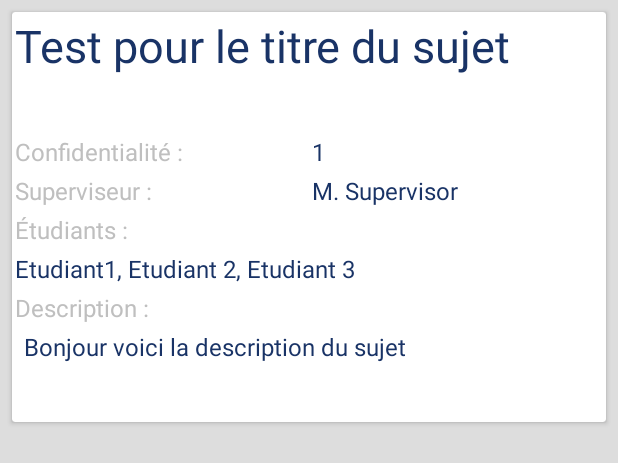
After one commit to Flo85/PFEAndroidApplication, an Android app: the layout activity_project_details.xml on its own in the app's theme, with its tools: preview values and no code run, on a phone screen of 412 x 824 dp. The commit adds this screen. Shown: the top 463 px of the screen. Run offline under Robolectric (Android 15) with nearby library versions, the phone set to English and light mode, and no system bars.

```diff
--- /dev/null
+++ b/app/src/main/res/layout/activity_project_details.xml
@@ -0,0 +1,126 @@
+<?xml version="1.0" encoding="utf-8"?>
+<RelativeLayout xmlns:android="http://schemas.android.com/apk/res/android"
+    xmlns:app="http://schemas.android.com/apk/res-auto"
+    xmlns:tools="http://schemas.android.com/tools"
+    android:layout_width="match_parent"
+    android:layout_height="match_parent"
+    android:background="@color/colorPrimaryLightGrey"
+    tools:context="fr.eseo.dis.nerriefl.pfeandroidapplication.ProjectDetails">
+    <ScrollView
+        android:layout_width="match_parent"
+        android:layout_height="match_parent">
+        <android.support.v7.widget.CardView
+            android:layout_width="match_parent"
+            android:layout_height="wrap_content"
+            android:layout_margin="8dp"
+            android:elevation="6dp">
+            <LinearLayout
+                android:layout_width="match_parent"
+                android:layout_height="match_parent"
+                android:elevation="4dp"
+                android:orientation="vertical">
+                <TextView
+                    android:id="@+id/project_details_title"
+                    android:layout_width="match_parent"
+                    android:layout_height="match_parent"
+                    android:textSize="30sp"
+                    android:padding="2dp"
+                    android:minLines="2"
+                    android:maxLines="4"
+                    android:textColor="@color/colorPrimaryDark"
+                    android:text="Test pour le titre du sujet"/>
+                    <LinearLayout
+                        android:layout_width="match_parent"
+                        android:layout_height="match_parent"
+                        android:orientation="horizontal">
+                        <TextView
+                            android:id="@+id/project_details_confidentiality_label"
+                            android:layout_width="match_parent"
+                            android:layout_height="match_parent"
+                            android:textSize="16sp"
+                            android:padding="2dp"
+                            android:layout_weight="1"
+                            android:textColor="@color/colorPrimaryGrey"
+                            android:text="Confidentialité :"/>
+                        <TextView
+                            android:id="@+id/project_details_confidentiality"
+                            android:layout_width="match_parent"
+                            android:layout_height="wrap_content"
+                            android:textSize="16sp"
+                            android:padding="2dp"
+                            android:layout_weight="1"
+                            android:textColor="@color/colorPrimaryDark"
+                            android:text="1"/>
+                    </LinearLayout>
+                <LinearLayout
+                    android:layout_width="match_parent"
+                    android:layout_height="match_parent"
+                    android:orientation="horizontal">
+                    <TextView
+                        android:id="@+id/project_details_supervisor_label"
+                        android:layout_width="match_parent"
+                        android:layout_height="match_parent"
+                        android:textSize="16sp"
+                        android:padding="2dp"
+                        android:layout_weight="1"
+                        android:textColor="@color/colorPrimaryGrey"
+                        android:text="Superviseur :"/>
+                    <TextView
+                        android:id="@+id/project_details_supervisor"
+                        android:layout_width="match_parent"
+                        android:layout_height="wrap_content"
+                        android:textSize="16sp"
+                        android:padding="2dp"
+                        android:layout_weight="1"
+                        android:textColor="@color/colorPrimaryDark"
+                        android:text="M. Supervisor"/>
+                </LinearLayout>
+                <LinearLayout
+                    android:layout_width="match_parent"
+                    android:layout_height="match_parent"
+                    android:orientation="vertical">
+                    <TextView
+                        android:id="@+id/project_details_students_label"
+                        android:layout_width="match_parent"
+                        android:layout_height="match_parent"
+                        android:textSize="16sp"
+                        android:padding="2dp"
+                        android:textColor="@color/colorPrimaryGrey"
+                        android:text="Étudiants :"/>
+                    <TextView
+                        android:id="@+id/project_details_students"
+                        android:layout_width="match_parent"
+                        android:layout_height="wrap_content"
+                        android:textSize="16sp"
+                        android:padding="2dp"
+                        android:maxLines="2"
+                        android:textColor="@color/colorPrimaryDark"
+                        android:text="Etudiant1, Etudiant 2, Etudiant 3"/>
+                </LinearLayout>
+                    <TextView
+                        android:id="@+id/project_details_description_label"
+                        android:layout_width="match_parent"
+                        android:layout_height="wrap_content"
+                        android:textSize="16sp"
+                        android:padding="2dp"
+                        android:textColor="@color/colorPrimaryGrey"
+                        android:text="Description :"
+                        android:layout_weight="1"/>
+                    <TextView
+                        android:id="@+id/project_details_description"
+                        android:layout_width="match_parent"
+                        android:layout_height="wrap_content"
+                        android:layout_weight="1"
+                        android:textSize="16sp"
+                        android:textColor="@color/colorPrimaryDark"
+                        android:paddingBottom="2dp"
+                        android:paddingLeft="8dp"
+                        android:paddingRight="8dp"
+                        android:paddingTop="2dp"
+                        android:minLines="3"
+                        android:text="Bonjour voici la description du sujet"/>
+            </LinearLayout>
+        </android.support.v7.widget.CardView>
+    </ScrollView>
+
+</RelativeLayout>
--- a/app/src/main/res/values/colors.xml
+++ b/app/src/main/res/values/colors.xml
@@ -2,5 +2,12 @@
 <resources>
     <color name="colorPrimary">#19468E</color>
     <color name="colorPrimaryDark">#193366</color>
-    <color name="colorAccent">#FF6889</color>
+    <color name="colorPrimaryLight">#7087AD</color>
+    <color name="colorPrimaryGrey">#BFBFBF</color>
+    <color name="colorPrimaryDarkGrey">#3F3F3F</color>
+    <color name="colorPrimaryLightGrey">#DDDDDD</color>
+    <color name="colorPrimaryWhite">#FFFFFF</color>
+    <color name="colorPrimaryRed">#ED1C24</color>
+    <color name="colorPrimaryRedDark">#BF0000</color>
+    <color name="colorPrimaryRedLight">#FF6889</color>
 </resources>
```
